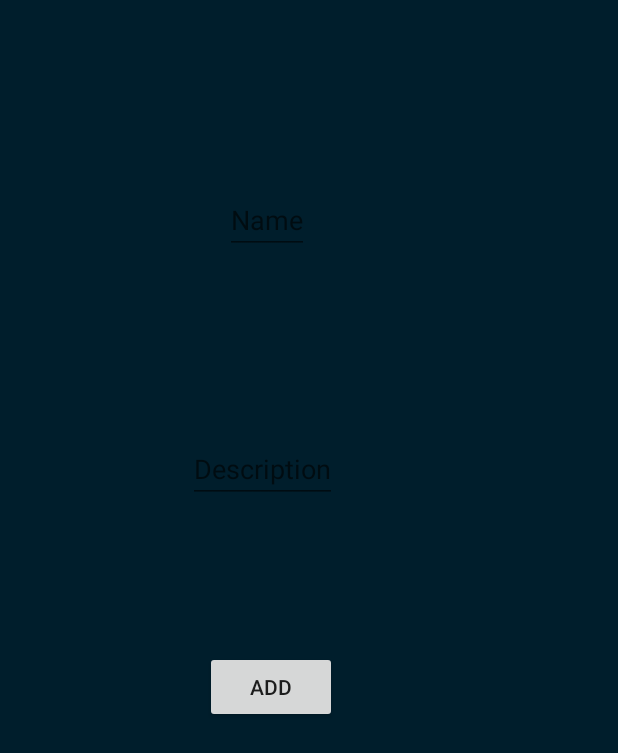
After one commit to EduardJiron/12HGitCraft, an Android app: the fragment EditarRepoFragment placed in its activity, on a phone screen of 412 x 824 dp. The commit adds this screen. Shown: the top 753 px of the screen. Run offline under Robolectric (Android 15) with nearby library versions, the phone set to English and light mode, and no system bars.

Commit message:
confirmar agregado

```diff
--- /dev/null
+++ b/app/src/main/java/com/twelveHours/gitcraft/EditarRepoFragment.kt
@@ -0,0 +1,47 @@
+package com.twelveHours.gitcraft
+
+import android.os.Bundle
+import androidx.fragment.app.Fragment
+import android.view.LayoutInflater
+import android.view.View
+import android.view.ViewGroup
+
+
+private const val ARG_PARAM1 = "param1"
+private const val ARG_PARAM2 = "param2"
+
+
+class EditarRepoFragment : Fragment() {
+    // TODO: Rename and change types of parameters
+    private var param1: String? = null
+    private var param2: String? = null
+
+    override fun onCreate(savedInstanceState: Bundle?) {
+        super.onCreate(savedInstanceState)
+        arguments?.let {
+            param1 = it.getString(ARG_PARAM1)
+            param2 = it.getString(ARG_PARAM2)
+        }
+    }
+
+    override fun onCreateView(
+        inflater: LayoutInflater, container: ViewGroup?,
+        savedInstanceState: Bundle?
+    ): View? {
+
+        return inflater.inflate(R.layout.fragment_editar_repo, container, false)
+    }
+
+    companion object {
+
+
+
+        fun newInstance(param1: String, param2: String) =
+            EditarRepoFragment().apply {
+                arguments = Bundle().apply {
+                    putString(ARG_PARAM1, param1)
+                    putString(ARG_PARAM2, param2)
+                }
+            }
+    }
+}
--- a/app/src/main/java/com/twelveHours/gitcraft/negocio/GitRepoAdd.kt
+++ b/app/src/main/java/com/twelveHours/gitcraft/negocio/GitRepoAdd.kt
@@ -5,7 +5,7 @@ import com.github.kittinunf.fuel.core.isSuccessful
 import org.json.JSONObject
 
 class GitRepoAdd {
-    private val AUTH_TOKEN = "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"
+    private val AUTH_TOKEN = "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"
 
 
     fun crearRepositorio(nombre:String,descripcion:String) {
--- a/app/src/main/java/com/twelveHours/gitcraft/negocio/RepoDelete.kt
+++ b/app/src/main/java/com/twelveHours/gitcraft/negocio/RepoDelete.kt
@@ -10,7 +10,7 @@ import retrofit2.converter.gson.GsonConverterFactory
 
 class RepoDelete {
     private val BASE_URL = "https://api.github.com/"
-    private val AUTH_TOKEN = "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"
+    private val AUTH_TOKEN = "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"
     private val githubService: GitHubServiceRequest
 
     init {8
--- a/app/src/main/java/com/twelveHours/gitcraft/negocio/vistas/RepoAdacterUserFr.kt
+++ b/app/src/main/java/com/twelveHours/gitcraft/negocio/vistas/RepoAdacterUserFr.kt
@@ -19,9 +19,7 @@ class RepoAdacterUserFr(
     private val btn: com.twelveHours.gitcraft.datos.ButtonClick
 ) : RecyclerView.Adapter<RepoAdacterUserFr.ViewHolder>() {
 
-    fun updateData(newRepos: List<Repository>) {
-        repository = newRepos
-    }
+
 
     override fun onCreateViewHolder(parent: ViewGroup, viewType: Int): ViewHolder {
         val binding = ItemuserrepoBinding.inflate(LayoutInflater.from(parent.context), parent, false)
--- /dev/null
+++ b/app/src/main/res/layout/fragment_editar_repo.xml
@@ -0,0 +1,66 @@
+<?xml version="1.0" encoding="utf-8"?>
+<androidx.constraintlayout.widget.ConstraintLayout xmlns:android="http://schemas.android.com/apk/res/android"
+    xmlns:app="http://schemas.android.com/apk/res-auto"
+    xmlns:card_view="http://schemas.android.com/apk/res-auto"
+
+    xmlns:tools="http://schemas.android.com/tools"
+    android:layout_width="match_parent"
+    android:layout_height="match_parent"
+    android:background="@color/bacAzul"
+    android:backgroundTint="#001E2C"
+    tools:context=".EditarRepoFragment"
+    tools:ignore="ExtraText">
+
+
+    <EditText
+        android:id="@+id/txtNombre"
+        android:layout_width="wrap_content"
+        android:layout_height="wrap_content"
+        android:layout_alignParentLeft="true"
+        android:layout_alignParentTop="true"
+        android:layout_marginStart="150dp"
+        android:layout_marginTop="100dp"
+        android:layout_marginEnd="206dp"
+        android:layout_marginBottom="48dp"
+        android:hint="Name"
+        app:layout_constraintBottom_toTopOf="@+id/txtDesc"
+        app:layout_constraintEnd_toEndOf="parent"
+        app:layout_constraintHorizontal_bias="0.0"
+        app:layout_constraintStart_toStartOf="parent"
+        app:layout_constraintTop_toTopOf="parent" />
+
+    <EditText
+        android:id="@+id/txtDesc"
+        android:layout_width="wrap_content"
+        android:layout_height="wrap_content"
+        android:layout_below="@+id/txtNombre"
+        android:layout_alignParentLeft="true"
+        android:layout_marginStart="126dp"
+        android:layout_marginTop="48dp"
+        android:layout_marginEnd="187dp"
+        android:layout_marginBottom="67dp"
+        android:hint="Description"
+        app:layout_constraintBottom_toTopOf="@+id/btnAgregar"
+        app:layout_constraintEnd_toEndOf="parent"
+        app:layout_constraintHorizontal_bias="1.0"
+        app:layout_constraintStart_toStartOf="parent"
+        app:layout_constraintTop_toBottomOf="@+id/txtNombre" />
+
+    <Button
+        android:id="@+id/btnAgregar"
+        android:layout_width="wrap_content"
+        android:layout_height="wrap_content"
+        android:layout_below="@+id/txtDesc"
+        android:layout_centerHorizontal="true"
+        android:layout_marginStart="136dp"
+        android:layout_marginTop="7dp"
+        android:layout_marginEnd="187dp"
+        android:layout_marginBottom="318dp"
+        android:text="Add"
+        app:layout_constraintBottom_toBottomOf="parent"
+        app:layout_constraintEnd_toEndOf="parent"
+        app:layout_constraintStart_toStartOf="parent"
+        app:layout_constraintTop_toBottomOf="@+id/txtDesc" />
+
+
+</androidx.constraintlayout.widget.ConstraintLayout>
--- a/app/src/main/res/layout/fragment_gestionar.xml
+++ b/app/src/main/res/layout/fragment_gestionar.xml
@@ -6,11 +6,10 @@
     xmlns:tools="http://schemas.android.com/tools"
     android:layout_width="match_parent"
     android:layout_height="match_parent"
-    android:background="@color/bacAzul"
+    android:background="#001E2C"
     android:backgroundTint="#001E2C"
     tools:context=".GestionarFragment"
     tools:ignore="ExtraText">
-
 
 
         <LinearLayout
@@ -19,7 +18,7 @@
             android:orientation="horizontal"
             app:layout_constraintEnd_toEndOf="parent"
             app:layout_constraintStart_toStartOf="parent"
-            app:layout_constraintTop_toTopOf="parent"   />
+            app:layout_constraintTop_toTopOf="parent" />
 
 
         <TextView
@@ -69,7 +68,6 @@
             android:layout_marginRight="20dp"
 
 
-
             android:layout_marginBottom="20dp"
             android:background="@drawable/cardviewrepo"
             app:cardBackgroundColor="@color/bacAzul"
```
Also changed, not shown: app/src/main/java/com/twelveHours/gitcraft/AgregarRepoFragment.kt (+17 -2 lines), app/src/main/java/com/twelveHours/gitcraft/GestionarFragment.kt (+15 -3 lines), app/src/main/java/com/twelveHours/gitcraft/datos/FragmentChange.kt (added, +7 -0 lines), app/src/main/java/com/twelveHours/gitcraft/negocio/vistas/RepoAdacterVh.kt (+13 -3 lines).
